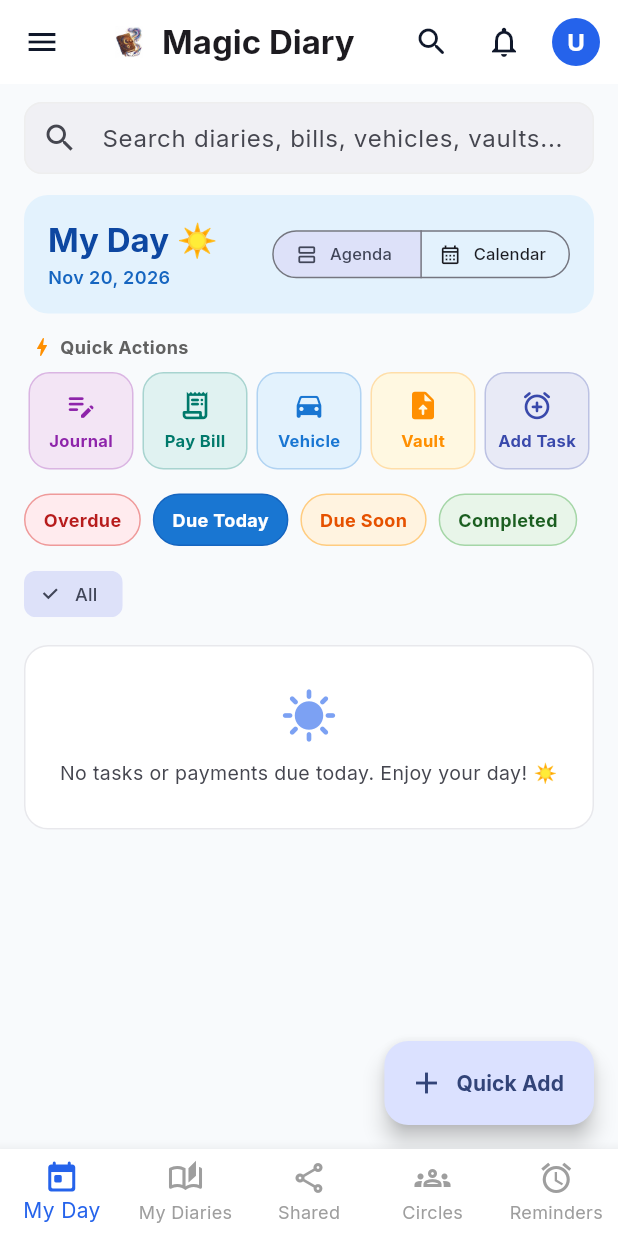
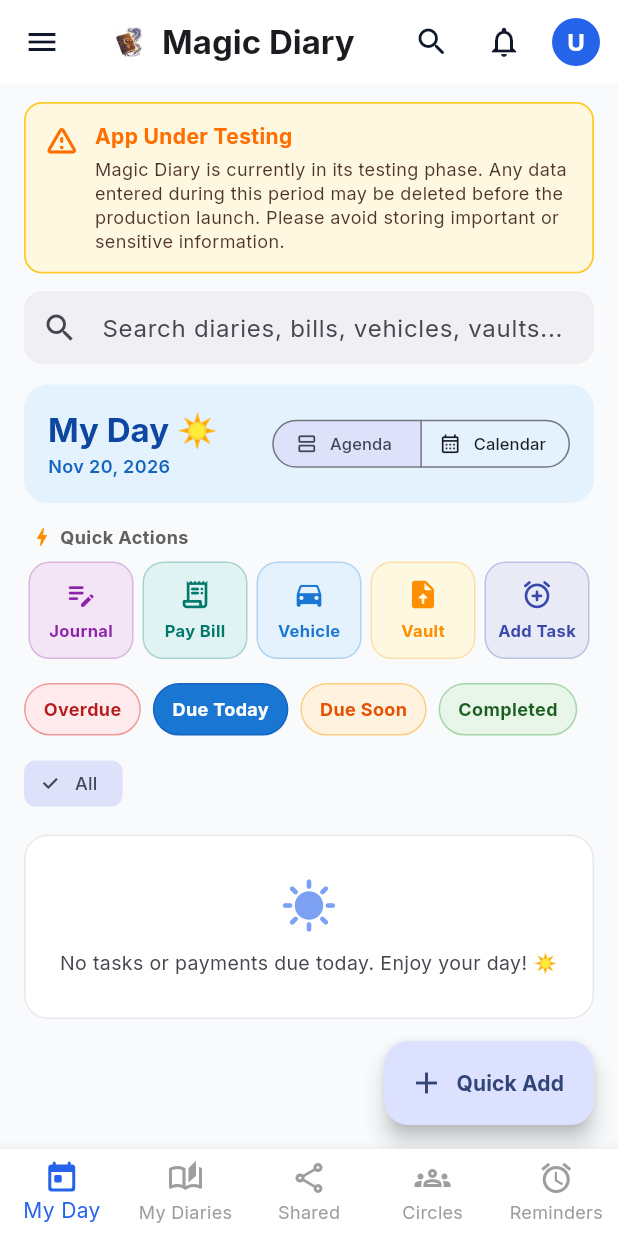
Before and after one commit to mahatosoftware/MagicDiary, a Flutter app: the screen it shows once a user with an empty profile is signed in, on a phone screen of 412 x 824 dp. Run offline on Flutter 3.47's test engine with Material 3 defaults, Android fonts, the phone set to English and light mode, and no system bars; our stand-ins replace cloud_firestore, firebase_auth, firebase_core, firebase_messaging, firebase_storage, flutter_local_notifications and 14 more; missing offline and left inert: firebase_app_check, home_widget, mobile_scanner; accounts and stored records are empty; generated files the repository leaves out were written again.

Commit message:
version increment

```diff
--- a/lib/core/providers/app_providers.dart
+++ b/lib/core/providers/app_providers.dart
@@ -73,8 +73,8 @@ class AppInfo {
   const AppInfo({
     this.appName = 'Magic Diary',
     this.packageName = 'in.mahato.magicdiary',
-    this.version = '1.0.11',
-    this.buildNumber = '11',
+    this.version = '1.0.12',
+    this.buildNumber = '12',
   });
 
   String get versionString => 'v$version+$buildNumber';
@@ -87,8 +87,8 @@ final appInfoProvider = FutureProvider<AppInfo>((ref) async {
     return AppInfo(
       appName: info.appName.isNotEmpty ? info.appName : 'Magic Diary',
       packageName: info.packageName.isNotEmpty ? info.packageName : 'in.mahato.magicdiary',
-      version: info.version.isNotEmpty ? info.version : '1.0.11',
-      buildNumber: info.buildNumber.isNotEmpty ? info.buildNumber : '11',
+      version: info.version.isNotEmpty ? info.version : '1.0.12',
+      buildNumber: info.buildNumber.isNotEmpty ? info.buildNumber : '12',
     );
   } catch (_) {
     return const AppInfo();
--- a/lib/core/services/data_backup_service.dart
+++ b/lib/core/services/data_backup_service.dart
@@ -37,7 +37,7 @@ class DataBackupService {
     // 2. Backup Manifest
     final manifest = {
       'appName': 'Magic Diary',
-      'appVersion': '1.0.11+11',
+      'appVersion': '1.0.12+12',
       'exportedAt': now.toIso8601String(),
       'userId': package.userId,
       'username': profile?.username.isNotEmpty == true ? '@${profile!.username}' : null,
--- a/lib/features/my_day/screens/my_day_screen.dart
+++ b/lib/features/my_day/screens/my_day_screen.dart
@@ -107,6 +107,48 @@ class _MyDayScreenState extends ConsumerState<MyDayScreen> {
           child: Column(
             crossAxisAlignment: CrossAxisAlignment.start,
             children: [
+              // Testing Phase Notice (Temporary - to be removed before production go-live)
+              Container(
+                margin: const EdgeInsets.only(bottom: 12),
+                padding: const EdgeInsets.all(12),
+                decoration: BoxDecoration(
+                  color: Colors.amber.shade50,
+                  borderRadius: BorderRadius.circular(12),
+                  border: Border.all(color: Colors.amber.shade400, width: 1.2),
+                ),
+                child: Row(
+                  crossAxisAlignment: CrossAxisAlignment.start,
+                  children: [
+                    Icon(Icons.warning_amber_rounded, color: Colors.amber.shade900, size: 24),
+                    const SizedBox(width: 10),
+                    Expanded(
+                      child: Column(
+                        crossAxisAlignment: CrossAxisAlignment.start,
+                        children: [
+                          Text(
+                            'App Under Testing',
+                            style: TextStyle(
+                              fontWeight: FontWeight.bold,
+                              fontSize: 14,
+                              color: Colors.amber.shade900,
+                            ),
+                          ),
+                          const SizedBox(height: 4),
+                          Text(
+                            'Magic Diary is currently in its testing phase. Any data entered during this period may be deleted before the production launch. Please avoid storing important or sensitive information.',
+                            style: TextStyle(
+                              fontSize: 12,
+                              height: 1.35,
+                              color: Colors.brown.shade800,
+                            ),
+                          ),
+                        ],
+                      ),
+                    ),
+                  ],
+                ),
+              ),
+
               // 1. Global Search Bar
               TextField(
                 controller: _searchController,
--- a/pubspec.yaml
+++ b/pubspec.yaml
@@ -1,7 +1,7 @@
 name: magic_diary
 description: "Magic Diary – Personal Information & Life Record Management Platform"
 publish_to: 'none'
-version: 1.0.11+11
+version: 1.0.12+12
 
 environment:
   sdk: '>=3.0.0 <4.0.0'
```
Also changed, not shown: 1 other file.
